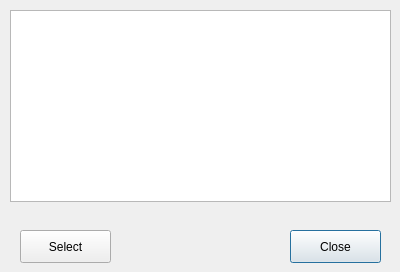
Qt form ui/resolution.ui (HusseinKabbout/youtube-download-practive-pyqt) before a commit.
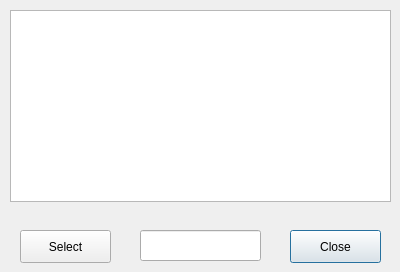
The same form after that commit.

Commit message: added urlValidation and made some small changes

Patch:
```diff
--- a/ui/resolution.ui
+++ b/ui/resolution.ui
@@ -52,6 +52,16 @@
     <bool>true</bool>
    </property>
   </widget>
+  <widget class="QLineEdit" name="resoEdit">
+   <property name="geometry">
+    <rect>
+     <x>140</x>
+     <y>230</y>
+     <width>121</width>
+     <height>31</height>
+    </rect>
+   </property>
+  </widget>
  </widget>
  <resources/>
  <connections>
```
The commit also changes 2 other files.
